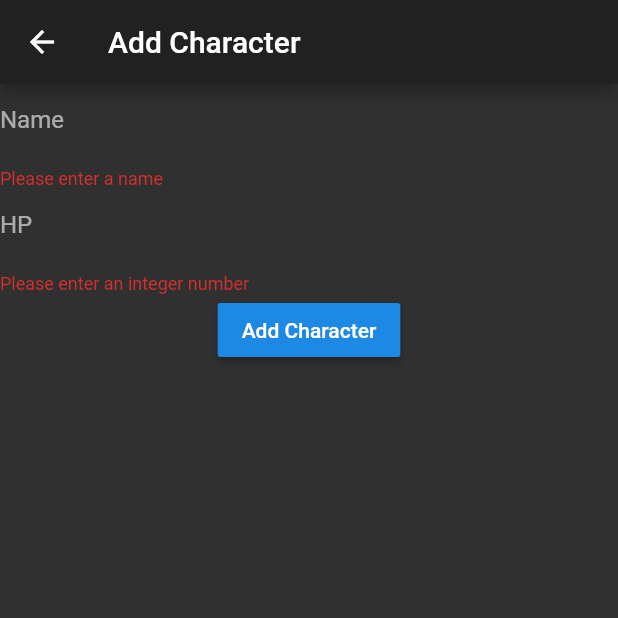
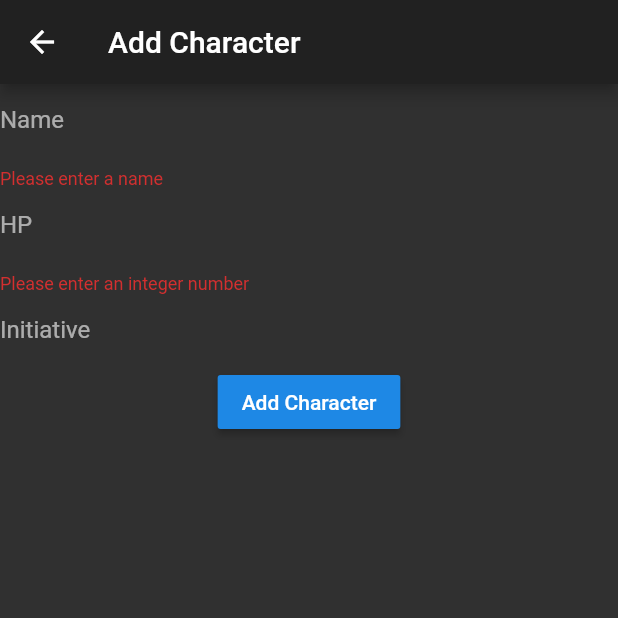
Before and after one commit to tsonnen/InitiativeTracker, a Flutter app: the AddCharacterPage screen opened directly, after a tap on "Add Character", on a phone screen of 412 x 824 dp, the top half of it. Run offline on Flutter 3.47's test engine with Material 2 defaults, Android fonts, the phone set to English and light mode, and no system bars.

Commit message:
Add initiative input field
Required some reworking of the character model

```diff
--- a/lib/character_model.dart
+++ b/lib/character_model.dart
@@ -15,8 +15,8 @@ class Character{
   String get notes => _notes;
   int get hp => _hp;
 
-  Character(this._name, this._hp, {String id, int initiative})
-      : this._id = id ?? Uuid().generateV4(), this._initiative = initiative ?? rollDice(1, 20);
+  Character(this._name, this._hp, int initiative)
+      : this._id = Uuid().generateV4(), this._initiative = initiative ?? rollDice(1, 20);
 }
 
 class CharacterListModel extends Model{
--- a/lib/screens/add_character.dart
+++ b/lib/screens/add_character.dart
@@ -13,30 +13,14 @@ class AddCharacterPage extends StatefulWidget {
 class AddCharacterPageState extends State<AddCharacterPage> {
   TextEditingController nameController = TextEditingController();
   TextEditingController hpController = TextEditingController();
+  TextEditingController initController = TextEditingController();
 
   final _formKey = GlobalKey<FormState>();
 
-  List<DropdownMenuItem<int>> _dropDownMenuItems;
-  int _currentMod;
-
   @override
   void initState() {
-    _dropDownMenuItems = getDropDownMenuItems();
-    _currentMod = _dropDownMenuItems[(_dropDownMenuItems.length~/2)].value;
     super.initState();
-  }
-  // here we are creating the list needed for the DropDownButton
-  List<DropdownMenuItem<int>> getDropDownMenuItems() {
-    List<DropdownMenuItem<int>> items = new List();
-    for (int i = -5; i <= 5; i++) {
-      // here we are creating the drop down menu items, you can customize the item right here
-      // but I'll just use a simple text for this
-      items.add(new DropdownMenuItem(
-          value: i,
-          child: new Text(i.toString())
-      ));
-    }
-    return items;
+
   }
 
   @override
@@ -49,7 +33,9 @@ class AddCharacterPageState extends State<AddCharacterPage> {
         key: _formKey,
           child: Column(
             children: <Widget>[
-              Container(
+              Row(
+                children: <Widget>[
+                  Flexible(
                     child: TextFormField(
                       decoration: InputDecoration(
                         border: InputBorder.none,
@@ -62,6 +48,8 @@ class AddCharacterPageState extends State<AddCharacterPage> {
                         }
                       },
                     ),
+                  ),
+                ],
               ),
               Container(
                 child: TextFormField(
@@ -78,19 +66,33 @@ class AddCharacterPageState extends State<AddCharacterPage> {
                   },
                 ),
               ),
-              // Container(
-              //   child: DropdownButton(
-              //     value: _currentMod,
-              //     items: _dropDownMenuItems,
-              //     onChanged: changedDropDownItem,
-              //   )
-              // ),
+
+              Row(
+                children: <Widget>[
+                  Flexible(
+                    child: TextFormField(
+                      decoration: InputDecoration(
+                        border: InputBorder.none,
+                        hintText: "Initiative",
+                      ),
+                      keyboardType: TextInputType.number,
+                      controller: initController,
+                      validator: (value){
+                        if(value.isNotEmpty && !isNumeric(value)){
+                          return "Please enter an integer number";
+                        }
+                      },
+                    ),
+                  ),
+                ],
+              ),
               ScopedModelDescendant<CharacterListModel>(
                 builder: (context, child, model) => RaisedButton(
                   child: Text('Add Character'),
                   onPressed: () {
                     if(_formKey.currentState.validate()){
-                      Character character = Character(nameController.text, int.parse(hpController.text));
+                      Character character = Character(nameController.text, int.parse(hpController.text),
+                                                      initController.text != "" ? int.parse(initController.text) : null);
                       model.addCharacter(character);
 
                       Scaffold
@@ -105,9 +107,4 @@ class AddCharacterPageState extends State<AddCharacterPage> {
       ),
     );
   }
-  void changedDropDownItem(int selectedMod) {
-    setState(() {
-      _currentMod = selectedMod;
-    });
 }
-}
```
Also changed, not shown: lib/screens/edit_character.dart (+33 -5 lines). Lines whose indentation alone changed are shown as unchanged.
